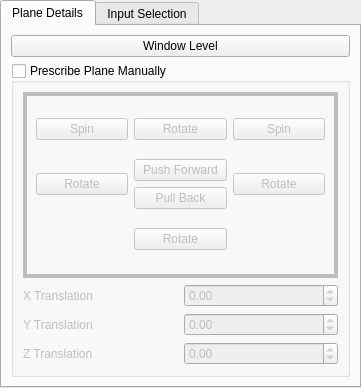
Before: the Qt Designer form rtUI/slice2DOptions.ui in pengwg/vurtigo, drawn with Qt 5.
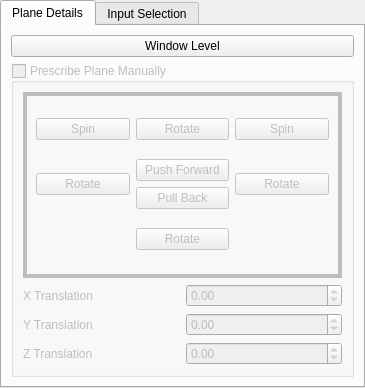
After: the same form once the commit is applied.

```diff
--- a/rtUI/slice2DOptions.ui
+++ b/rtUI/slice2DOptions.ui
@@ -6,7 +6,7 @@
    <rect>
     <x>0</x>
     <y>0</y>
-    <width>361</width>
+    <width>365</width>
     <height>388</height>
    </rect>
   </property>
@@ -39,6 +39,9 @@
        </item>
        <item>
         <widget class="QGroupBox" name="prescribeGroupBox">
+         <property name="enabled">
+          <bool>false</bool>
+         </property>
          <property name="title">
           <string>Prescribe Plane Manually</string>
          </property>
```
